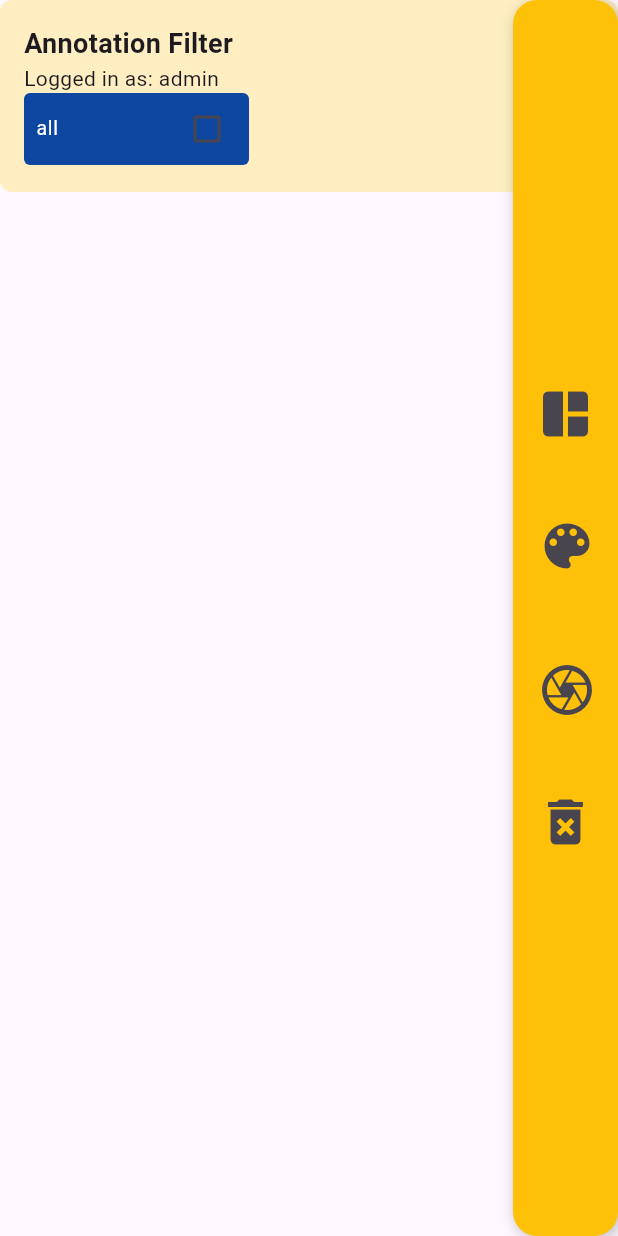
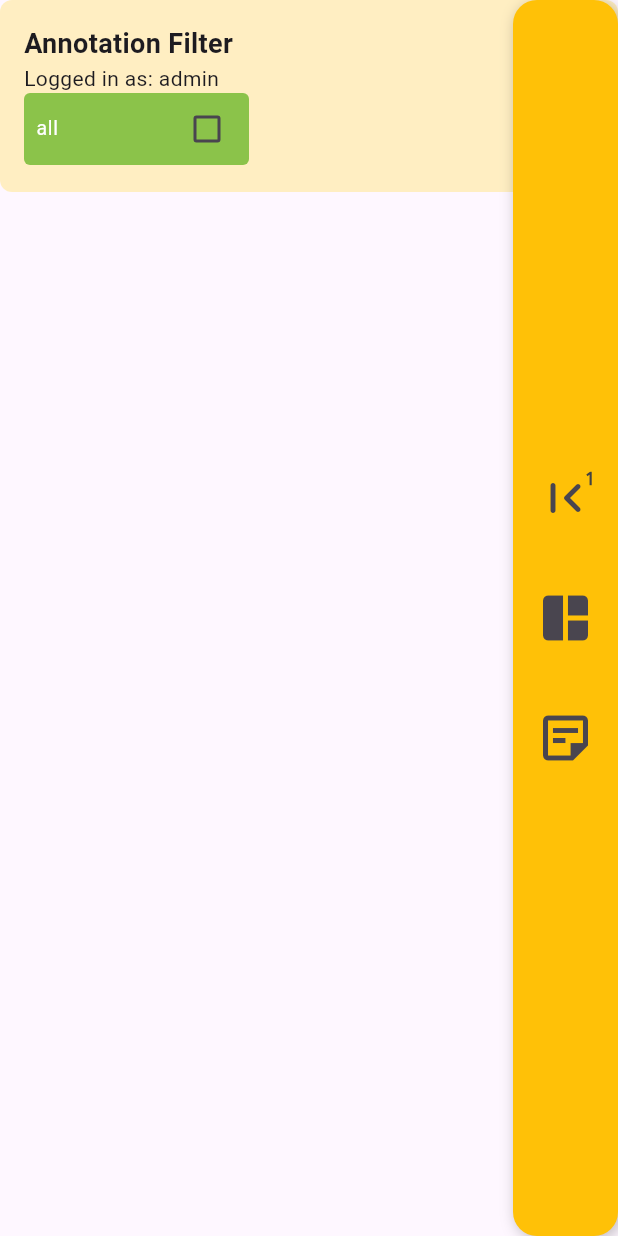
Before and after one commit to mnowakow/IDIN_DIFF_PROTO, a Flutter app: the screen it shows after launch, after a tap on "Login", on a phone screen of 412 x 824 dp. Run offline on Flutter 3.47's test engine with Material 3 defaults, Android fonts, the phone set to English and light mode, and no system bars; our stand-ins replace camera, flutter_svg, vector_graphics, video_player; missing offline and left inert: pdfrx, svg_path_parser; project files that could hold a hidden picture were left out.

```diff
--- a/lib/annotation_filter.dart
+++ b/lib/annotation_filter.dart
@@ -17,13 +17,12 @@ class _AnnotationFilterState extends State<AnnotationFilter> {
   List<String> availableAnnotations = [];
   Map<String, bool> selectedAnnotations = {};
   static const List<Color> highContrastColors = [
-    Color(0xFF0D47A1), // Deep Blue
-    Color(0xFF1B5E20), // Dark Green
-    Color(0xFFB71C1C), // Dark Red
-    Color(0xFFE65100), // Dark Orange
-    Color(0xFF4A148C), // Deep Purple
-    Color(0xFF006064), // Dark Cyan
-    Color(0xFF3E2723), // Dark Brown
+    Color(0xFF8BC34A), // Light Green
+    Color.fromARGB(255, 197, 79, 168), // Deep Orange
+    Color.fromARGB(255, 254, 0, 0), // Deep Purple
+    Color.fromARGB(255, 25, 185, 132), // Dark Cyan
+    Color(0xFF0277BD), // Light Blue
+    Color.fromARGB(255, 49, 13, 6), // Dark Brown
     Color(0xFF263238), // Blue Grey
     Color(0xFF827717), // Olive
     Color(0xFF880E4F), // Dark Pink
@@ -32,10 +31,9 @@ class _AnnotationFilterState extends State<AnnotationFilter> {
     Color(0xFF1A237E), // Indigo
     Color(0xFF004D40), // Teal
     Color(0xFF33691E), // Light Green Dark
-    Color(0xFFBF360C), // Deep Orange
+
     Color(0xFF6A1B9A), // Purple
-    Color(0xFF0277BD), // Light Blue
-    Color(0xFF8BC34A), // Light Green
+
     Color(0xFFFF5722), // Deep Orange Red
   ];
 
--- a/lib/annotation_notifier.dart
+++ b/lib/annotation_notifier.dart
@@ -12,6 +12,10 @@ import 'annotation.dart';
 import 'package:idin_diff_prototype/login_page_notifier.dart';
 
 class AnnotationNotifier extends ChangeNotifier {
+  static final AnnotationNotifier instance = AnnotationNotifier._internal();
+  factory AnnotationNotifier() => instance;
+  AnnotationNotifier._internal();
+
   final Map<String, List<Annotation>> _annotations = {};
   static const String _fileName = 'annotations.json';
   ScrollNotifier sn = ScrollNotifier();
@@ -81,6 +85,25 @@ class AnnotationNotifier extends ChangeNotifier {
     _annotations[owner]!.add(newAnnotation);
     notifyListeners();
     _saveAnnotations(); // Auto-save when duplicating
+  }
+
+  Annotation copyAnnotation(Annotation annotation) {
+    String owner = _currentUser ?? 'admin';
+    if (!_annotations.containsKey(owner)) {
+      _annotations[owner] = [];
+    }
+
+    final newAnnotation = Annotation(
+      key: GlobalKey(),
+      annotationContent: annotation.annotationContent,
+      position: annotation.position,
+      scale: annotation.scale,
+      annotationNotifier: this,
+      scrollNotifier: sn,
+      scrollController: sc,
+      owner: annotation.owner,
+    );
+    return newAnnotation;
   }
 
   void removeAnnotationByKey(GlobalKey key) {
@@ -188,6 +211,38 @@ class AnnotationNotifier extends ChangeNotifier {
       );
     } catch (e) {
       print('Error saving annotations: $e');
+    }
+  }
+
+  Future<void> _deleteJsonFiles() async {
+    final directory = await getApplicationDocumentsDirectory();
+    List<FileSystemEntity> files = directory.listSync();
+    files.sort((a, b) => a.statSync().changed.compareTo(b.statSync().changed));
+    for (FileSystemEntity file in files) {
+      if (file is File && file.path.endsWith('.json')) {
+        String fileName = file.path.split('/').last;
+        file.deleteSync();
+        print("Annotation File deleted: $fileName");
+      }
+    }
+  }
+
+  Future<void> deleteAnnotationsByUser(String username) async {
+    try {
+      final directory = await getApplicationDocumentsDirectory();
+      final fileName = 'annotations_$username.json';
+      final file = File('${directory.path}/$fileName');
+
+      if (await file.exists()) {
+        await file.delete();
+        print('Deleted annotation file for user: $username');
+      }
+
+      // Also remove from memory
+      _annotations.remove(username);
+      notifyListeners();
+    } catch (e) {
+      print('Error deleting annotations for user $username: $e');
     }
   }
 
@@ -544,7 +599,7 @@ class AnnotationNotifier extends ChangeNotifier {
   // Clear all annotations
   Future<void> clearAll() async {
     _annotations.clear();
+    await _deleteJsonFiles();
     notifyListeners();
-    await _saveAnnotations();
   }
 }
--- a/lib/filtered_view.dart
+++ b/lib/filtered_view.dart
@@ -48,6 +48,7 @@ class _FilteredViewState extends State<FilteredView> {
       isMiniview: widget.isMiniView,
       filter: filterNotifier.pages,
       scrollNotifier: widget.scrollNotifier,
+      pageName: 'filtered_view',
       onPageTap: (int page) {
         if (widget.isMiniView) return;
         Navigator.of(context).pop();
--- a/lib/login_page.dart
+++ b/lib/login_page.dart
@@ -1,5 +1,6 @@
 import 'package:flutter/material.dart';
 import 'package:idin_diff_prototype/annotation_filter_notifier.dart';
+import 'package:idin_diff_prototype/annotation_notifier.dart';
 import 'package:idin_diff_prototype/helper.dart';
 import 'package:idin_diff_prototype/login_page_notifier.dart';
 
@@ -15,6 +16,13 @@ class LoginPage extends StatefulWidget {
 
 class _LoginPageState extends State<LoginPage> {
   String username = 'admin';
+
+  @override
+  void initState() {
+    super.initState();
+    AnnotationNotifier.instance.deleteAnnotationsByUser("admin");
+    AnnotationNotifier.instance.deleteAnnotationsByUser("default");
+  }
 
   @override
   Widget build(BuildContext context) {
--- a/lib/main.dart
+++ b/lib/main.dart
@@ -59,6 +59,7 @@ class _MyAppState extends State<MyApp> {
             isMiniview: false,
             filter: null,
             scrollNotifier: scrollNotifier,
+            pageName: 'mainview',
           ),
           ExpandableSidebar(
             position: SidebarPosition.right,
--- a/lib/miniview.dart
+++ b/lib/miniview.dart
@@ -19,6 +19,7 @@ class MiniView extends StatelessWidget {
       isMiniview: true,
       filter: null,
       scrollNotifier: scrollNotifier,
+      pageName: 'miniview',
     );
   }
 }
--- a/lib/scroll_notifier.dart
+++ b/lib/scroll_notifier.dart
@@ -16,6 +16,12 @@ class ScrollNotifier extends ChangeNotifier {
     notifyListeners();
   }
 
+  void scrollToPosition(double position, ScrollController scrollController) {
+    scrollController.jumpTo(position);
+    mode = ScrollMode.smoothScroll;
+    notifyListeners();
+  }
+
   void scrollBy(double offset, ScrollController scrollController) {
     scrollController.jumpTo(scrollController.offset + offset);
     mode = ScrollMode.smoothScroll;
--- a/lib/side_bar.dart
+++ b/lib/side_bar.dart
@@ -1,6 +1,7 @@
 import 'dart:io';
 
 import 'package:flutter/material.dart';
+import 'package:idin_diff_prototype/annotation_list.dart';
 import 'package:idin_diff_prototype/filtered_view.dart';
 import 'package:idin_diff_prototype/miniview.dart';
 import 'package:idin_diff_prototype/scroll_notifier.dart';
@@ -57,12 +58,12 @@ class _ExpandableSidebarState extends State<ExpandableSidebar> {
       width:
           widget.position == SidebarPosition.left ||
                   widget.position == SidebarPosition.right
-              ? (expanded ? 200 : 70)
+              ? (expanded ? (470) : 70)
               : double.infinity,
       height:
           widget.position == SidebarPosition.top ||
                   widget.position == SidebarPosition.bottom
-              ? (expanded ? 200 : 40)
+              ? (expanded ? 400 : 40)
               : double.infinity,
       child: Row(
         textDirection:
@@ -70,11 +71,41 @@ class _ExpandableSidebarState extends State<ExpandableSidebar> {
                 ? TextDirection.rtl
                 : TextDirection.ltr,
         children: [
-          // Main sidebar column
-          Expanded(
+          // Main sidebar column - feste Breite
+          Container(
+            width: 70,
             child: Column(
               mainAxisAlignment: MainAxisAlignment.center,
               children: [
+                Stack(
+                  children: [
+                    IconButton(
+                      iconSize: 40,
+                      icon: Icon(Icons.first_page_rounded, size: 40),
+                      onPressed:
+                          () => setState(() {
+                            widget.scrollNotifier.scrollToPage(1);
+                          }),
+                    ),
+                    Positioned(
+                      right: 8,
+                      top: 8,
+                      child: Container(
+                        decoration: BoxDecoration(color: Colors.amber),
+                        child: Text(
+                          '1',
+                          style: TextStyle(
+                            color: Colors.grey[800],
+                            fontSize: 12,
+                            fontWeight: FontWeight.bold,
+                            decoration: TextDecoration.none,
+                          ),
+                        ),
+                      ),
+                    ),
+                  ],
+                ),
+                SizedBox(height: 24),
                 IconButton(
                   iconSize: 40,
                   icon: Icon(Icons.auto_awesome_mosaic, size: 40),
@@ -100,84 +131,102 @@ class _ExpandableSidebarState extends State<ExpandableSidebar> {
                 //         SidebarNotifier.instance.openSidebar = selectedWidget;
                 //       }),
                 // ),
+                // SizedBox(height: 24),
+                // IconButton(
+                //   iconSize: 40,
+                //   icon: Container(
+                //     decoration: BoxDecoration(
+                //       color:
+                //           SidebarNotifier.instance.openSidebar ==
+                //                   SideBarWidget.colorPalette
+                //               ? Colors.green.shade400
+                //               : null,
+                //       borderRadius: BorderRadius.circular(100),
+                //     ),
+                //     padding: EdgeInsets.all(8),
+                //     child: Icon(Icons.color_lens, size: 40),
+                //   ),
+                //   onPressed:
+                //       () => setState(() {
+                //         expanded = false;
+                //         if (selectedWidget == SideBarWidget.colorPalette) {
+                //           selectedWidget = SideBarWidget.none;
+                //           // expanded = false;
+                //         } else {
+                //           // expanded = true;
+                //           selectedWidget = SideBarWidget.colorPalette;
+                //         }
+                //         SidebarNotifier.instance.openSidebar = selectedWidget;
+                //       }),
+                // ),
+
+                // SizedBox(height: 24),
+                // IconButton(
+                //   iconSize: 40,
+                //   icon: Container(
+                //     decoration: BoxDecoration(
+                //       color:
+                //           SidebarNotifier.instance.openSidebar ==
+                //                   SideBarWidget.camera
+                //               ? Colors.green.shade400
+                //               : null,
+                //       borderRadius: BorderRadius.circular(100),
+                //     ),
+                //     padding: EdgeInsets.all(8),
+                //     child: Icon(Icons.camera_outlined, size: 40),
+                //   ),
+                //   onPressed:
+                //       () => setState(() {
+                //         //expanded = false;
+                //         selectedWidget = SideBarWidget.camera;
+                //         if (SidebarNotifier.instance.openSidebar !=
+                //             SideBarWidget.camera) {
+                //           SidebarNotifier.instance.openSidebar = selectedWidget;
+                //         } else {
+                //           SidebarNotifier.instance.openSidebar =
+                //               SideBarWidget.none;
+                //         }
+                //       }),
+                // ),
                 SizedBox(height: 24),
                 IconButton(
                   iconSize: 40,
-                  icon: Container(
-                    decoration: BoxDecoration(
-                      color:
-                          SidebarNotifier.instance.openSidebar ==
-                                  SideBarWidget.colorPalette
-                              ? Colors.green.shade400
-                              : null,
-                      borderRadius: BorderRadius.circular(100),
-                    ),
-                    padding: EdgeInsets.all(8),
-                    child: Icon(Icons.color_lens, size: 40),
-                  ),
-                  onPressed:
-                      () => setState(() {
-                        expanded = false;
-                        if (selectedWidget == SideBarWidget.colorPalette) {
-                          selectedWidget = SideBarWidget.none;
-                          // expanded = false;
-                        } else {
-                          // expanded = true;
-                          selectedWidget = SideBarWidget.colorPalette;
-                        }
-                        SidebarNotifier.instance.openSidebar = selectedWidget;
-                      }),
-                ),
-                SizedBox(height: 24),
-                IconButton(
-                  iconSize: 40,
-                  icon: Container(
-                    decoration: BoxDecoration(
-                      color:
-                          SidebarNotifier.instance.openSidebar ==
-                                  SideBarWidget.camera
-                              ? Colors.green.shade400
-                              : null,
-                      borderRadius: BorderRadius.circular(100),
-                    ),
-                    padding: EdgeInsets.all(8),
-                    child: Icon(Icons.camera_outlined, size: 40),
-                  ),
-                  onPressed:
-                      () => setState(() {
-                        //expanded = false;
-                        selectedWidget = SideBarWidget.camera;
-                        if (SidebarNotifier.instance.openSidebar !=
-                            SideBarWidget.camera) {
-                          SidebarNotifier.instance.openSidebar = selectedWidget;
-                        } else {
-                          SidebarNotifier.instance.openSidebar =
-                              SideBarWidget.none;
-                        }
-                      }),
-                ),
-                SizedBox(height: 24),
-                IconButton(
-                  iconSize: 40,
-                  icon: Icon(Icons.delete_forever, size: 40),
-                  onPressed: () {},
-                  onLongPress: () {
-                    print("Trash Icon Long Pressed");
+                  icon: Icon(Icons.sticky_note_2_outlined, size: 40),
+                  onPressed: () {
                     setState(() {
-                      //expanded = false;
-                      selectedWidget = SideBarWidget.trash;
-                      if (SidebarNotifier.instance.openSidebar !=
-                          SideBarWidget.trash) {
-                        SidebarNotifier.instance.openSidebar = selectedWidget;
+                      if (selectedWidget == SideBarWidget.annot) {
+                        expanded = !expanded;
+                      } else if (selectedWidget == SideBarWidget.none) {
+                        expanded = true;
                       } else {
-                        SidebarNotifier.instance.openSidebar =
-                            SideBarWidget.none;
+                        expanded = true;
                       }
-                      // Delete all annotations_*.json files from directory
-                      _deleteJson();
+                      selectedWidget = SideBarWidget.annot;
+                      SidebarNotifier.instance.openSidebar = selectedWidget;
                     });
                   },
                 ),
+                // SizedBox(height: 24),
+                // IconButton(
+                //   iconSize: 40,
+                //   icon: Icon(Icons.delete_forever, size: 40),
+                //   onPressed: () {},
+                //   onLongPress: () {
+                //     print("Trash Icon Long Pressed");
+                //     _deleteJson();
+                //     setState(() {
+                //       //expanded = false;
+                //       selectedWidget = SideBarWidget.trash;
+                //       if (SidebarNotifier.instance.openSidebar !=
+                //           SideBarWidget.trash) {
+                //         SidebarNotifier.instance.openSidebar = selectedWidget;
+                //       } else {
+                //         SidebarNotifier.instance.openSidebar =
+                //             SideBarWidget.none;
+                //       }
+                //     });
+                //   },
+                // ),
               ],
             ),
           ),
@@ -190,6 +239,8 @@ class _ExpandableSidebarState extends State<ExpandableSidebar> {
                         pdfAssetPath: "assets/pdfs/lafiamma.pdf",
                         scrollNotifier: widget.scrollNotifier,
                       )
+                      : selectedWidget == SideBarWidget.annot
+                      ? AnnotationList(scrollNotifier: widget.scrollNotifier)
                       : selectedWidget == SideBarWidget.bookmarks
                       ? FilteredView(
                         isMiniView: true,
--- a/lib/sidebar_notifier.dart
+++ b/lib/sidebar_notifier.dart
@@ -1,6 +1,14 @@
 import 'package:flutter/foundation.dart';
 
-enum SideBarWidget { none, miniView, bookmarks, colorPalette, camera, trash }
+enum SideBarWidget {
+  none,
+  miniView,
+  bookmarks,
+  colorPalette,
+  camera,
+  trash,
+  annot,
+}
 
 class SidebarNotifier extends ChangeNotifier {
   static final SidebarNotifier instance = SidebarNotifier._internal();
--- a/lib/simple_pdf_viewer.dart
+++ b/lib/simple_pdf_viewer.dart
@@ -30,6 +30,7 @@ class SimplePdfViewer extends StatefulWidget {
   final List<int>? filter;
   final ValueChanged<int>? onPageTap;
   ScrollNotifier? scrollNotifier;
+  String pageName;
 
   SimplePdfViewer({
     super.key,
@@ -38,6 +39,7 @@ class SimplePdfViewer extends StatefulWidget {
     this.filter,
     this.onPageTap,
     this.scrollNotifier,
+    required this.pageName,
   });
 
   @override
@@ -72,9 +74,11 @@ class _SimplePdfViewerState extends State<SimplePdfViewer> {
     context.read<PdfDocumentProvider>().load(widget.pdfAssetPath);
 
     final annotationNotifier = context.read<AnnotationNotifier>();
-    annotationNotifier.scrollNotifier =
-        widget.scrollNotifier ?? ScrollNotifier();
-    annotationNotifier.scrollController = _internalScrollController;
+    if (!widget.isMiniview) {
+      annotationNotifier.scrollNotifier =
+          widget.scrollNotifier ?? ScrollNotifier();
+      annotationNotifier.scrollController = _internalScrollController;
+    }
 
     _scrollListener = () {
       if (_disposed || !mounted) return;
@@ -302,7 +306,7 @@ class _SimplePdfViewerState extends State<SimplePdfViewer> {
                 _internalTfController,
               ),
               if (!widget.isMiniview) ...[
-                spiralMenu(),
+                //spiralMenu(),
                 DrawingWidget(
                   annotationNotifier: annotationNotifier,
                   scrollNotifier: widget.scrollNotifier!,
@@ -363,6 +367,7 @@ class PdfView extends StatelessWidget {
         return false;
       },
       child: SingleChildScrollView(
+        key: PageStorageKey('pdf_scroll_view_${widget.pageName}'),
         controller: scrollController,
         child: Stack(
           children: [
```
Also changed, not shown: lib/annotation.dart (+66 -97 lines), lib/annotation_list.dart (added, +190 -0 lines), lib/annotation_list_notifier.dart (added, +22 -0 lines), lib/helper.dart (+45 -0 lines).
